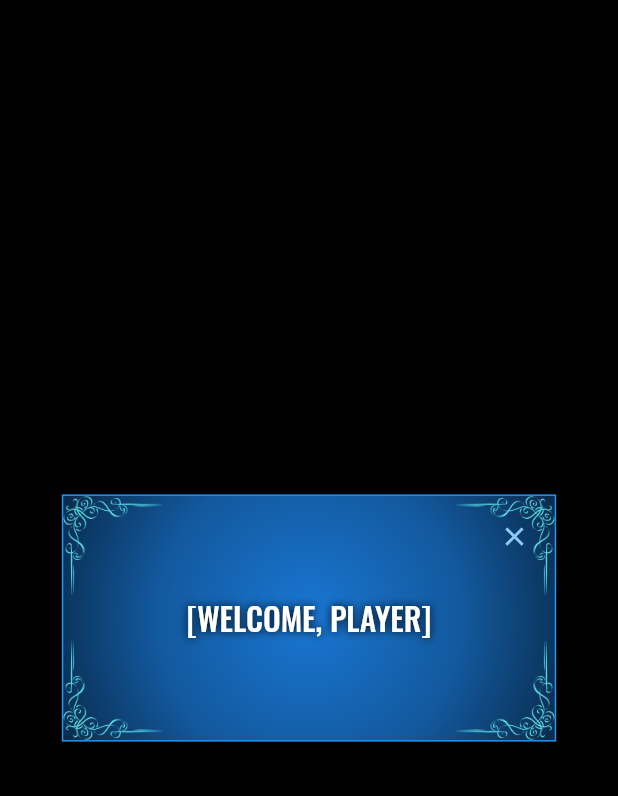
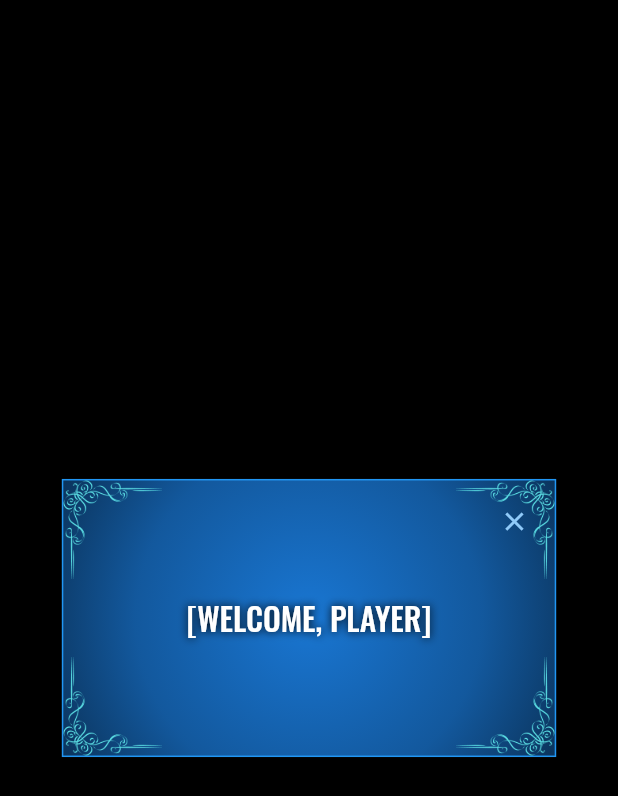
Before and after one commit to priyamharsh14/LevelUpLife, a Flutter app: the screen it shows after launch, on a phone screen of 412 x 824 dp. Shown: the top 796 px of the screen. Run offline on Flutter 3.47's test engine with Material 2 defaults, Android fonts, the phone set to English and light mode, and no system bars; drawn by our look-alikes of velocity_x; our stand-ins replace shared_preferences.

```diff
--- a/lib/welcome.dart
+++ b/lib/welcome.dart
@@ -1,8 +1,8 @@
 import 'package:flutter/material.dart';
 import 'package:flutter/services.dart';
+import 'package:flutter/animation.dart';
 import 'package:velocity_x/velocity_x.dart';
 import 'package:shared_preferences/shared_preferences.dart';
-import 'package:flutter/animation.dart';
 
 class WelcomePage extends StatefulWidget {
   @override
@@ -30,10 +30,11 @@ class _WelcomePageState extends State<WelcomePage>
 
     controller = AnimationController(
       vsync: this,
-      duration: Duration(seconds: 1),
+      duration: Duration(milliseconds: 500),
     );
 
-    animation = CurvedAnimation(parent: controller, curve: Curves.easeInOutCubic);
+    animation =
+        CurvedAnimation(parent: controller, curve: Curves.easeInOutCubic);
     controller.forward();
     controller.addListener(() {
       setState(() {});
@@ -60,7 +61,7 @@ class _WelcomePageState extends State<WelcomePage>
                 ScaleTransition(
                   scale: animation,
                   child: Container(
-                    height: context.percentHeight * 20,
+                    height: context.percentHeight * 22.5,
                     width: context.percentWidth * 80,
                     decoration: BoxDecoration(
                         border: Border.all(color: Colors.blue),
```
